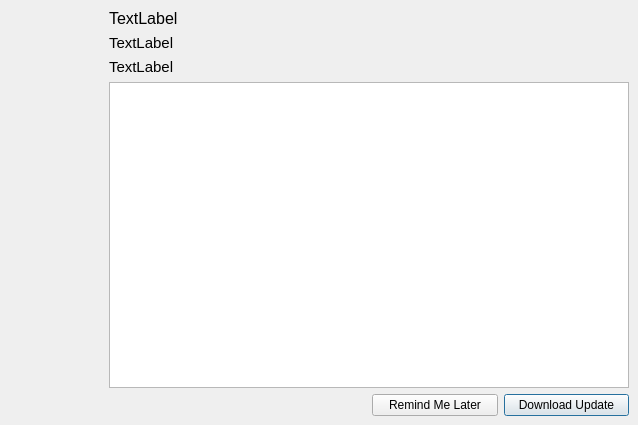
First picture: the form in ui/new_update.ui, repository urbanij/syRF, before the edit.
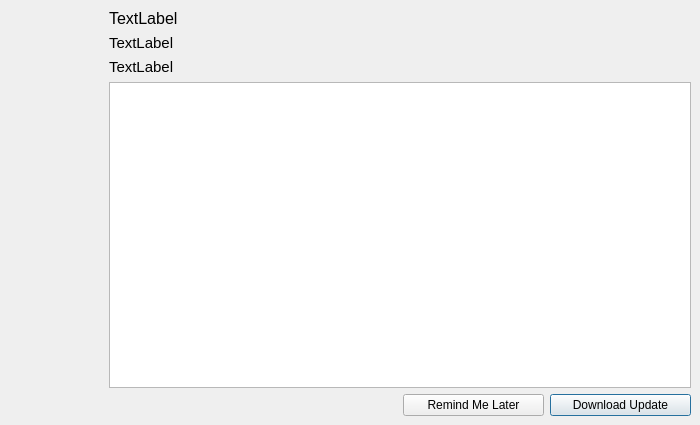
Second picture: the form after the edit.

Diff of the .ui file:
```diff
--- a/ui/new_update.ui
+++ b/ui/new_update.ui
@@ -7,19 +7,19 @@
    <rect>
     <x>0</x>
     <y>0</y>
-    <width>638</width>
+    <width>700</width>
     <height>425</height>
    </rect>
   </property>
   <property name="minimumSize">
    <size>
-    <width>638</width>
+    <width>700</width>
     <height>425</height>
    </size>
   </property>
   <property name="maximumSize">
    <size>
-    <width>638</width>
+    <width>700</width>
     <height>425</height>
    </size>
   </property>
```
